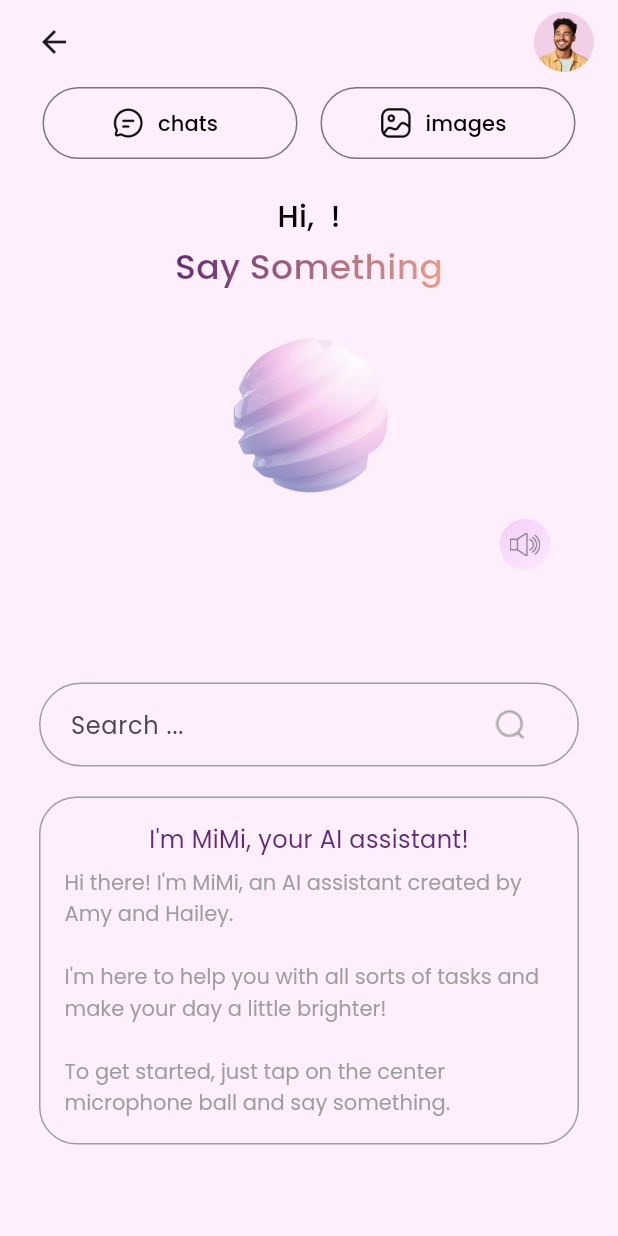
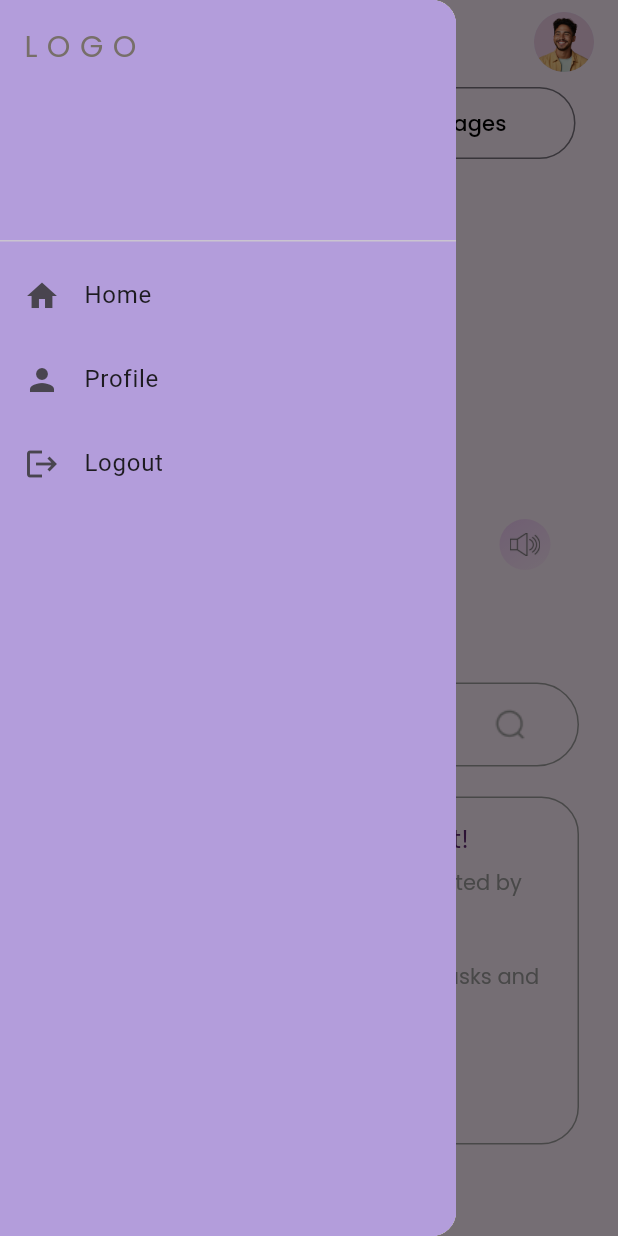
Before and after one commit to jiapanWei/voice_assistant, a Flutter app: the screen it shows once a user with an empty profile is signed in, with the side drawer open (before the commit the screen has no drawer), on a phone screen of 412 x 824 dp. Run offline on Flutter 3.47's test engine with Material 3 defaults, Android fonts, the phone set to English and light mode, and no system bars; our stand-ins replace cloud_firestore, envied, firebase_auth, firebase_core, google_fonts, google_sign_in and 5 more; missing offline and left inert: flutter_downloader, text_to_speech; accounts and stored records are empty; project files that could hold a hidden picture were left out.

Commit message:
Adds:  menu drawer to HomeScreen

```diff
--- a/lib/screens/home_screen.dart
+++ b/lib/screens/home_screen.dart
@@ -26,6 +26,7 @@ import 'package:voice_assistant/screens/widgets/build_not_listening_ui.dart';
 import 'package:voice_assistant/screens/widgets/build_sound_button.dart';
 import 'package:voice_assistant/screens/widgets/build_text_input_field.dart';
 
+import 'package:voice_assistant/screens/widgets/build_drawer.dart';
 import 'package:voice_assistant/screens/login_screen.dart';
 import 'package:voice_assistant/screens/authentications/success_login_screen.dart';
 
@@ -231,29 +232,29 @@ class _HomeScreenState extends State<HomeScreen> {
   Widget build(BuildContext context) {
     return Scaffold(
       appBar: AppBar(
-        leading: Padding(
-          padding: const EdgeInsets.only(left: 16.0),
-          child: IconButton(
-            icon: const Icon(Icons.arrow_back),
-            // onPressed: () async {
-            //   await FirebaseAuth.instance.signOut();
-            //   _navigatorKey.currentState?.pushReplacementNamed('/login');
+        // leading: Padding(
+        //   padding: const EdgeInsets.only(left: 16.0),
+        //   child: IconButton(
+        //     icon: const Icon(Icons.arrow_back),
+        //     // onPressed: () async {
+        //     //   await FirebaseAuth.instance.signOut();
+        //     //   _navigatorKey.currentState?.pushReplacementNamed('/login');
+        //   ),
+        // ),
 
-            onPressed: () => Navigator.pushReplacement(
-              context,
-              MaterialPageRoute(
-                builder: (context) => SuccessLoginScreen(
-                  username: widget.username,
-                ),
-              ),
-            ),
+        leading: Builder(
+          builder: (context) => IconButton(
+            icon: Icon(Icons.menu),
+            onPressed: () => Scaffold.of(context).openDrawer(),
           ),
         ),
+
         flexibleSpace: Container(
           decoration: const BoxDecoration(
             color: backgroundColorPink,
           ),
         ),
+
         elevation: 0,
         actions: const [
           Padding(
@@ -264,6 +265,7 @@ class _HomeScreenState extends State<HomeScreen> {
           ),
         ],
       ),
+      drawer: AppDrawer(username: widget.username),
       body: Stack(
         children: [
           Container(
--- /dev/null
+++ b/lib/screens/widgets/build_drawer.dart
@@ -0,0 +1,70 @@
+import 'package:flutter/material.dart';
+
+import 'package:voice_assistant/screens/widgets/styles.dart';
+
+import 'package:voice_assistant/screens/splash_screen.dart';
+import 'package:voice_assistant/screens/home_screen.dart';
+import 'package:voice_assistant/screens/authentications/success_login_screen.dart';
+
+class AppDrawer extends StatelessWidget {
+  final String username;
+
+  AppDrawer({super.key, required this.username});
+
+  @override
+  Widget build(BuildContext context) {
+    return Drawer(
+      child: Container(
+        color: Colors.deepPurple[200],
+        child: ListView(
+          children: [
+            DrawerHeader(
+              child: Text(
+                'L O G O',
+                style: headingPoppinsFontStyle(),
+              ),
+            ),
+            ListTile(
+              leading: const Icon(Icons.home),
+              title: const Text('Home'),
+              onTap: () {
+                Navigator.push(
+                  context,
+                  MaterialPageRoute(
+                    builder: (context) => HomeScreen(username: username),
+                  ),
+                );
+              },
+            ),
+            ListTile(
+              leading: const Icon(Icons.person),
+              title: const Text('Profile'),
+              onTap: () {
+                Navigator.push(
+                  context,
+                  MaterialPageRoute(
+                    builder: (context) =>
+                        SuccessLoginScreen(username: username),
+                  ),
+                );
+              },
+            ),
+            // add logout
+            ListTile(
+              leading: const Icon(Icons.logout),
+              title: const Text('Logout'),
+              onTap: () {
+                Navigator.push(
+                  context,
+                  MaterialPageRoute(
+                    builder: (context) => const SplashScreen(),
+                  ),
+                );
+              },
+            ),
+          ],
+        ),
+      ),
+    );
+  }
+}
```
